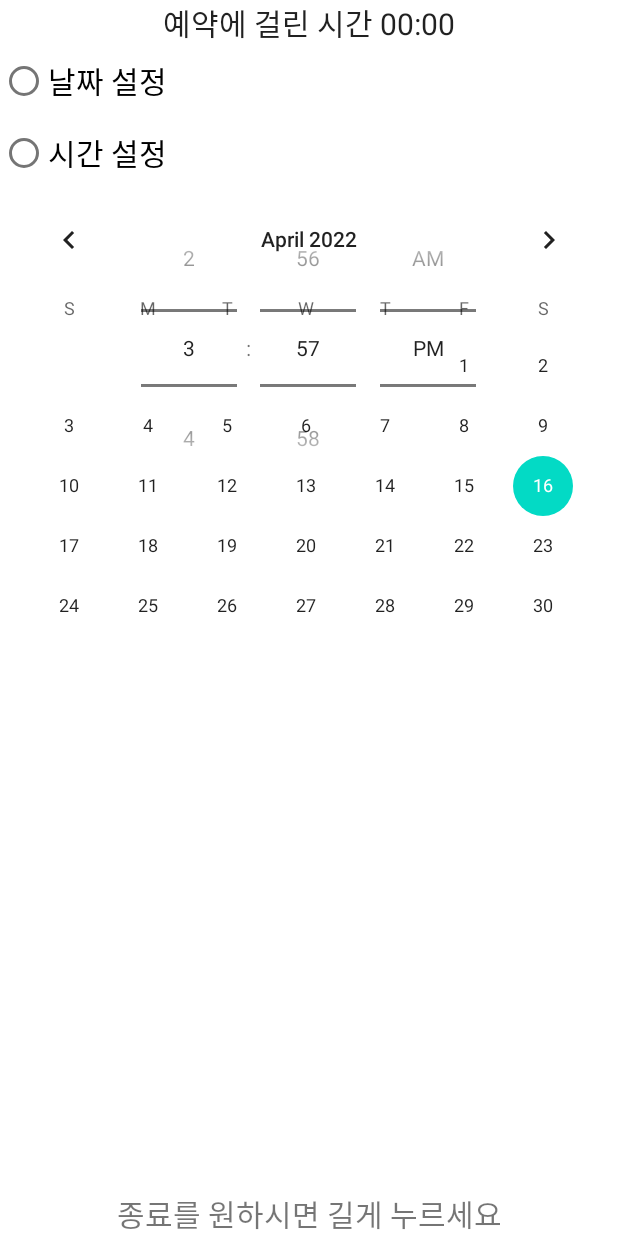
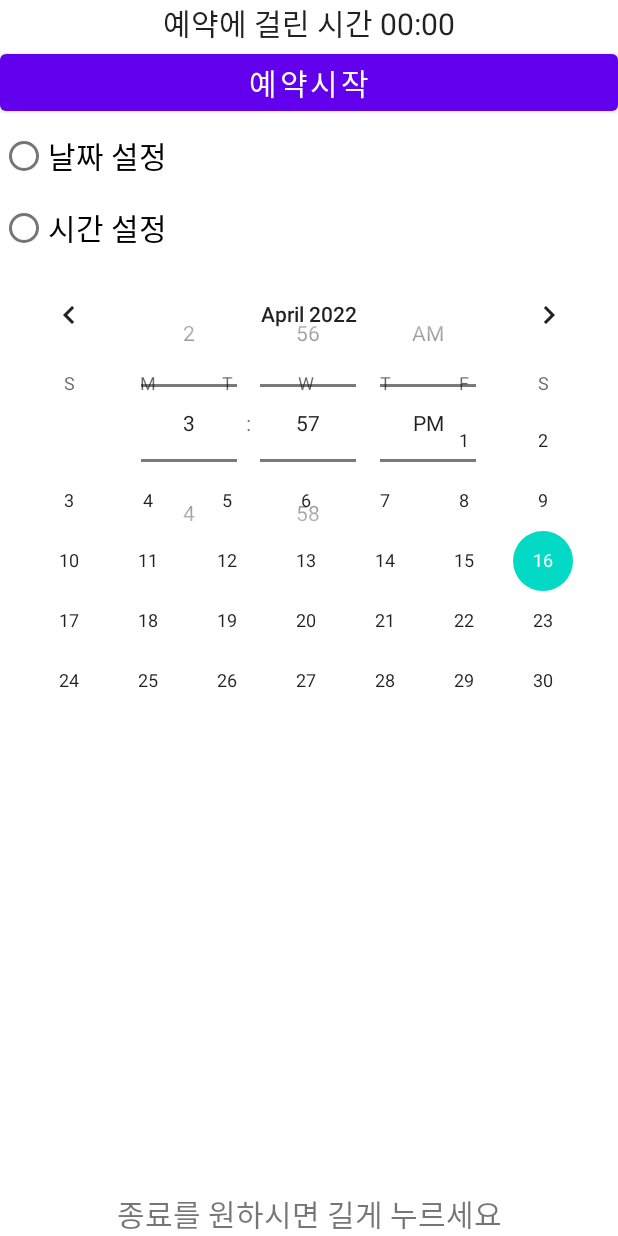
Before and after one commit to rick9707/android-kotiln, an Android app: the layout activity_main.xml on its own in the app's theme, with its tools: preview values and no code run, on a phone screen of 412 x 824 dp. Run offline under Robolectric (Android 15) with nearby library versions, the phone set to English and light mode, and no system bars.

```diff
--- a/StopWatch/app/src/main/res/layout/activity_main.xml
+++ b/StopWatch/app/src/main/res/layout/activity_main.xml
@@ -16,12 +16,12 @@
             android:textAlignment="center"
             android:textSize="20sp"
             android:format="예약에 걸린 시간 %s"/>
-<!--        <Button-->
-<!--            android:id="@+id/btnStart"-->
-<!--            android:textSize="20sp"-->
-<!--            android:layout_width="match_parent"-->
-<!--            android:layout_height="wrap_content"-->
-<!--            android:text="예약시작"/>-->
+        <Button
+            android:id="@+id/btnStart"
+            android:textSize="20sp"
+            android:layout_width="match_parent"
+            android:layout_height="wrap_content"
+            android:text="예약시작"/>
     </LinearLayout>
     <RadioGroup
         android:layout_width="match_parent"
--- a/StopWatch/app/src/main/res/values/strings.xml
+++ b/StopWatch/app/src/main/res/values/strings.xml
@@ -1,4 +1,4 @@
 <resources>
     <string name="app_name">StopWatch</string>
-    <string name="done">%s년 %s월 %s일 %s시 %s분</string>
+    <string name="done" translatable="false">%s년 %s월 %s일 %s시 %s분</string>
 </resources>
```
